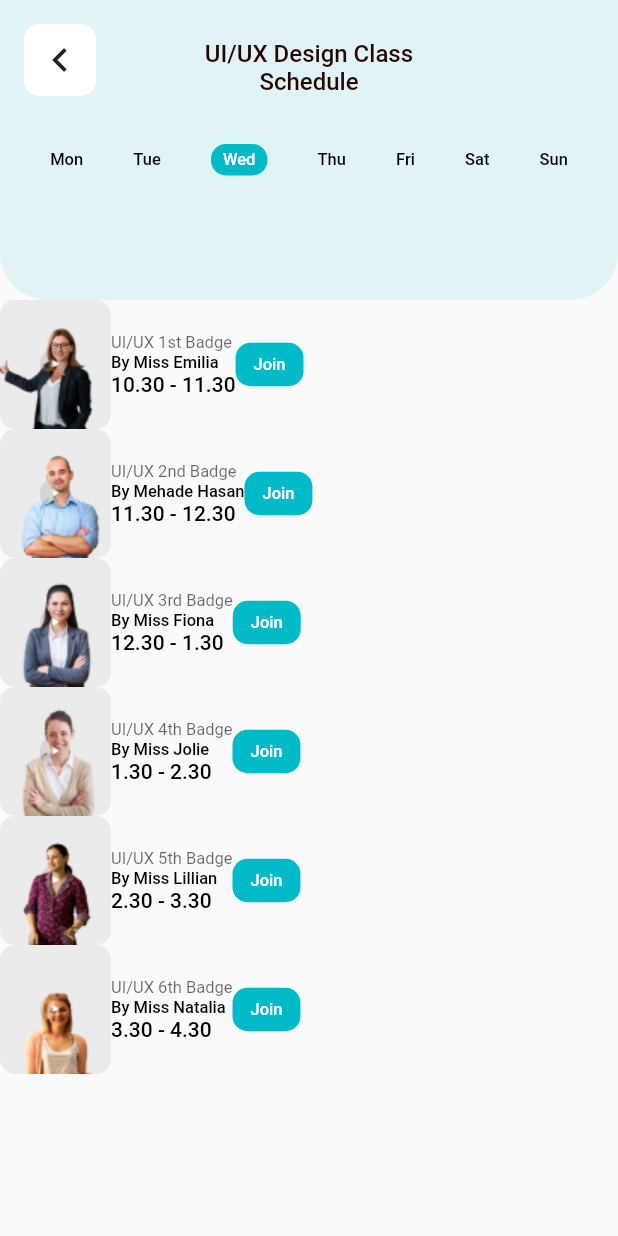
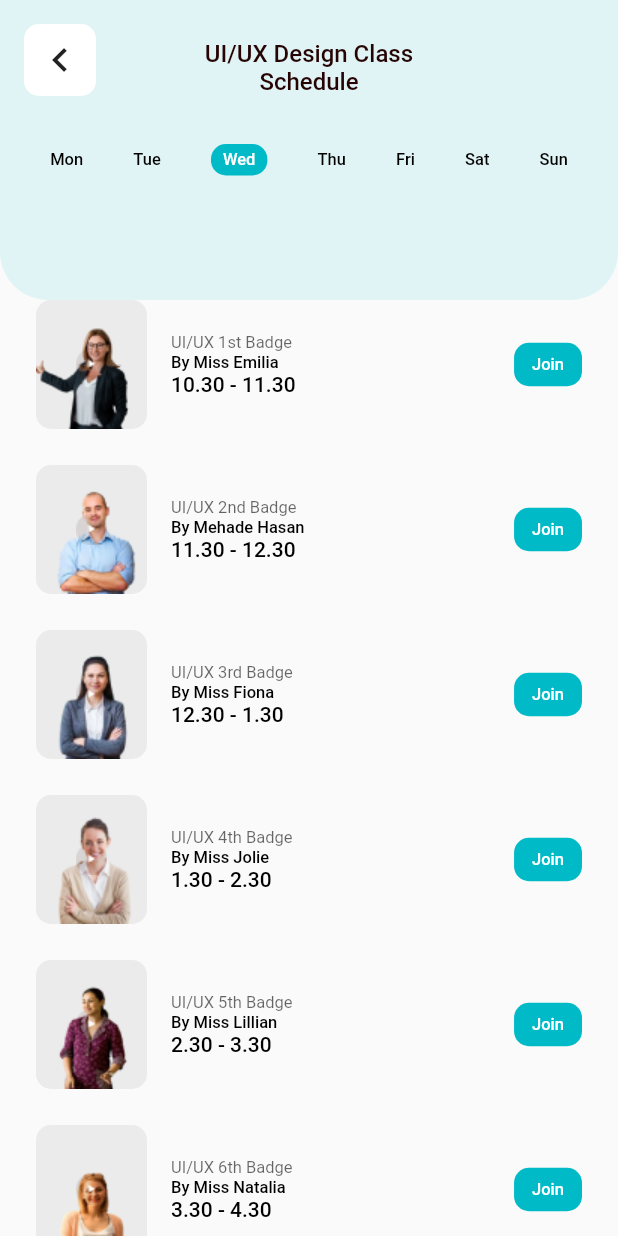
Before and after one commit to romofel/flutter-ui_practice-online_school, a Flutter app: the ScheduleScreen screen opened directly, on a phone screen of 412 x 824 dp. Run offline on Flutter 3.47's test engine with Material 2 defaults, Android fonts, the phone set to English and light mode, and no system bars; our stand-ins replace google_fonts.

Commit message:
Add proper spacing to match the design

```diff
--- a/lib/screens/schedule_screen.dart
+++ b/lib/screens/schedule_screen.dart
@@ -20,10 +20,15 @@ class ScheduleScreen extends StatelessWidget {
 
   Expanded _buildInstructorListSection() {
     return Expanded(
+      child: Padding(
+        padding: const EdgeInsets.symmetric(horizontal: 24),
         child: ListView(
-        children:
-            teachers.getRange(3, teachers.length).map<Row>((Teacher teacher) {
-          return Row(
+          children: teachers
+              .getRange(3, teachers.length)
+              .map<Container>((Teacher teacher) {
+            return Container(
+              margin: const EdgeInsets.only(bottom: 24),
+              child: Row(
                 children: [
                   Stack(
                     alignment: AlignmentDirectional.center,
@@ -49,6 +54,7 @@ class ScheduleScreen extends StatelessWidget {
                       ),
                     ],
                   ),
+                  const SizedBox(width: 16),
                   Column(
                     crossAxisAlignment: CrossAxisAlignment.start,
                     children: [
@@ -73,10 +79,11 @@ class ScheduleScreen extends StatelessWidget {
                           ))
                     ],
                   ),
+                  const Spacer(),
                   GestureDetector(
                     child: Container(
-                  padding:
-                      const EdgeInsets.symmetric(horizontal: 12, vertical: 8),
+                      padding: const EdgeInsets.symmetric(
+                          horizontal: 12, vertical: 8),
                       decoration: BoxDecoration(
                         color: const Color(0xff00BBC7),
                         borderRadius: BorderRadius.circular(10),
@@ -92,8 +99,10 @@ class ScheduleScreen extends StatelessWidget {
                     ),
                   ),
                 ],
+              ),
             );
           }).toList(),
+        ),
       ),
     );
   }
```
Lines whose indentation alone changed are shown as unchanged.
